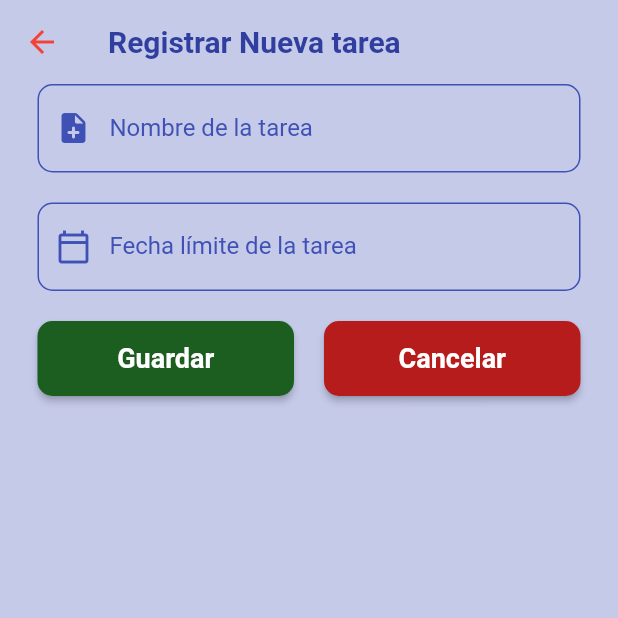
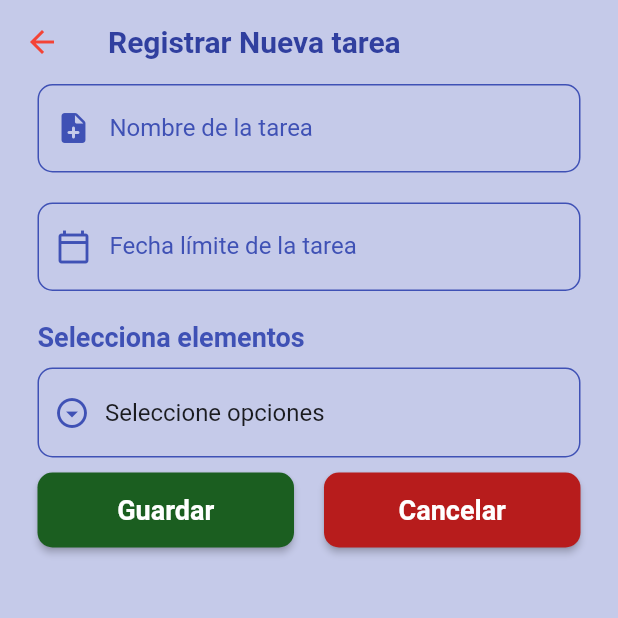
Before and after one commit to CamperoJose/registro_tareas_flutter_cubit, a Flutter app: the AddNoteView screen opened directly, on a phone screen of 412 x 824 dp, the top half of it. Run offline on Flutter 3.47's test engine with Material 2 defaults, Android fonts, the phone set to English and light mode, and no system bars; our stand-ins replace equatable, flutter_bloc, flutter_datetime_picker; missing offline and left inert: dart:ffi, flutter_keychain.

Commit message:
modificando multi_select_dropdown

```diff
--- a/lib/components/multi_select_dropdown.dart
+++ b/lib/components/multi_select_dropdown.dart
@@ -1,15 +1,27 @@
 import 'package:flutter/material.dart';
+
+class MultiSelectDropdownController {
+  ValueNotifier<List<String>> _selectedItems = ValueNotifier<List<String>>([]);
+
+  List<String> get selectedItems => _selectedItems.value;
+
+  void updateSelectedItems(List<String> newSelectedItems) {
+    _selectedItems.value = newSelectedItems;
+  }
+}
 
 class MultiSelectDropdown extends StatefulWidget {
   final List<String> items;
   final String title;
   final Color? dropdownColor;
+  final MultiSelectDropdownController? controller;
 
   MultiSelectDropdown({
     Key? key,
     required this.items,
     required this.title,
     this.dropdownColor,
+    this.controller,
   }) : super(key: key);
 
   @override
@@ -18,6 +30,26 @@ class MultiSelectDropdown extends StatefulWidget {
 
 class _MultiSelectDropdownState extends State<MultiSelectDropdown> {
   List<String> _selectedItems = [];
+
+  bool _isDropdownOpened = false;
+
+  void _toggleDropdown() {
+    setState(() {
+      _isDropdownOpened = !_isDropdownOpened;
+    });
+  }
+
+  @override
+  void initState() {
+    super.initState();
+    if (widget.controller != null) {
+      widget.controller!._selectedItems.addListener(() {
+        setState(() {
+          _selectedItems = widget.controller!.selectedItems;
+        });
+      });
+    }
+  }
 
   @override
   Widget build(BuildContext context) {
@@ -29,43 +61,82 @@ class _MultiSelectDropdownState extends State<MultiSelectDropdown> {
           style: TextStyle(
             fontSize: 18,
             fontWeight: FontWeight.bold,
+            color: Theme.of(context).primaryColor,
           ),
         ),
-        DropdownButtonHideUnderline(
-          child: DropdownButton<String>(
-            icon: const Icon(Icons.arrow_drop_down_circle_outlined),
-            isExpanded: true,
-            dropdownColor: widget.dropdownColor,
-            items: widget.items.map<DropdownMenuItem<String>>((String value) {
-              return DropdownMenuItem<String>(
-                value: value,
+        SizedBox(height: 10),
+        GestureDetector(
+          onTap: _toggleDropdown,
+          child: Container(
+            height: 60, // Aumenta la altura del contenedor aquí.
+            padding: EdgeInsets.symmetric(horizontal: 10),
+            decoration: BoxDecoration(
+              borderRadius: BorderRadius.circular(10),
+              border: Border.all(color: Theme.of(context).primaryColor),
+            ),
             child: Row(
               children: [
-                    Checkbox(
-                      value: _selectedItems.contains(value),
+                Icon(
+                  Icons.arrow_drop_down_circle_outlined,
+                  color: Theme.of(context).primaryColor,
+                ),
+                SizedBox(width: 10),
+                Expanded(
+                  child: SingleChildScrollView(
+                    scrollDirection: Axis.horizontal,
+                    child: Text(
+                      _selectedItems.isEmpty
+                          ? 'Seleccione opciones'
+                          : _selectedItems.join(', '),
+                      style: TextStyle(
+                          fontSize: 16,
+                          color: Theme.of(context).textTheme.bodyText1!.color),
+                    ),
+                  ),
+                ),
+              ],
+            ),
+          ),
+        ),
+        SizedBox(height: 10),
+        _isDropdownOpened
+            ? Material(
+                elevation: 2,
+                shape: RoundedRectangleBorder(
+                    borderRadius: BorderRadius.circular(10)),
+                child: Container(
+                  padding: EdgeInsets.symmetric(vertical: 10),
+                  decoration: BoxDecoration(
+                    borderRadius: BorderRadius.circular(10),
+                    color: widget.dropdownColor ??
+                        Theme.of(context).canvasColor,
+                  ),
+                  height: 200,
+                  child: ListView.builder(
+                    itemCount: widget.items.length,
+                    itemBuilder: (context, index) {
+                      return CheckboxListTile(
+                        value: _selectedItems.contains(widget.items[index]),
                         onChanged: (bool? isChecked) {
                           setState(() {
                             if (isChecked == true) {
-                            _selectedItems.add(value);
+                              _selectedItems.add(widget.items[index]);
                             } else {
-                            _selectedItems.remove(value);
+                              _selectedItems.remove(widget.items[index]);
                             }
                           });
+                          if (widget.controller != null) {
+                            widget.controller!
+                                .updateSelectedItems(_selectedItems);
+                          }
+                        },
+                        title: Text(widget.items[index]),
+                      );
                     },
                   ),
-                    Text(value),
-                  ],
                 ),
-              );
-            }).toList(),
-            onChanged: (value) {},
-          ),
-        ),
-        SizedBox(height: 10),
-        Text(
-          'Seleccionados: ${_selectedItems.join(', ')}',
-          style: TextStyle(fontSize: 16),
-        ),
+              )
+            : Container(),
       ],
     );
   }
--- a/lib/views/add_task_view.dart
+++ b/lib/views/add_task_view.dart
@@ -3,6 +3,7 @@ import 'package:flutter/material.dart';
 import '../components/appbar_design1.dart';
 import '../components/custom_date_time_picker.dart';
 import '../components/custom_elevated_button.dart';
+import '../components/multi_select_dropdown.dart';
 import '../components/text_field_design2.dart';
 
 class AddNoteView extends StatelessWidget {
@@ -37,6 +38,11 @@ class AddNoteView extends StatelessWidget {
                       controller: _noteDate,
                     ),
                     const SizedBox(height: 20),
+                    MultiSelectDropdown(
+                      items: ["1", "2", "3", "4", "5"],
+                      title: "Selecciona elementos",
+                      dropdownColor: Colors.blue.shade100,
+                    ),
                     Row(
                       mainAxisAlignment: MainAxisAlignment.spaceBetween,
                       children: [
@@ -44,7 +50,13 @@ class AddNoteView extends StatelessWidget {
                           child: CustomElevatedButton(
                             buttonText: 'Guardar',
                             onPressed: () {
-                              // Acción a realizar al presionar el botón
+                              var list = ["1", "2"];
+                              print("texto: ${noteName.text}");
+                              print("fecha: ${_noteDate.text}");
+                              print("tags: $list");
+
+
+
                             },
                             primaryColor: Colors.green.shade900,
                           ),
@@ -54,7 +66,7 @@ class AddNoteView extends StatelessWidget {
                           child: CustomElevatedButton(
                             buttonText: 'Cancelar',
                             onPressed: () {
-                              // Acción a realizar al presionar el botón
+                              Navigator.pop(context);
                             },
                             primaryColor: Colors.red.shade900,
                           ),
```
Lines whose indentation alone changed are shown as unchanged.
